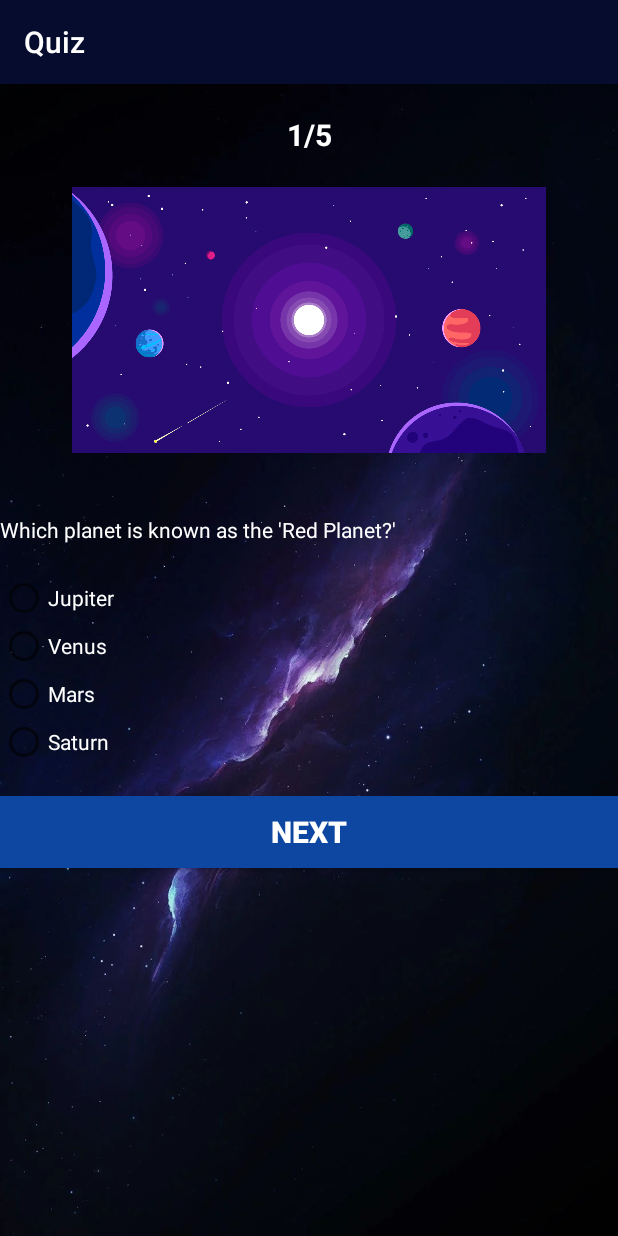
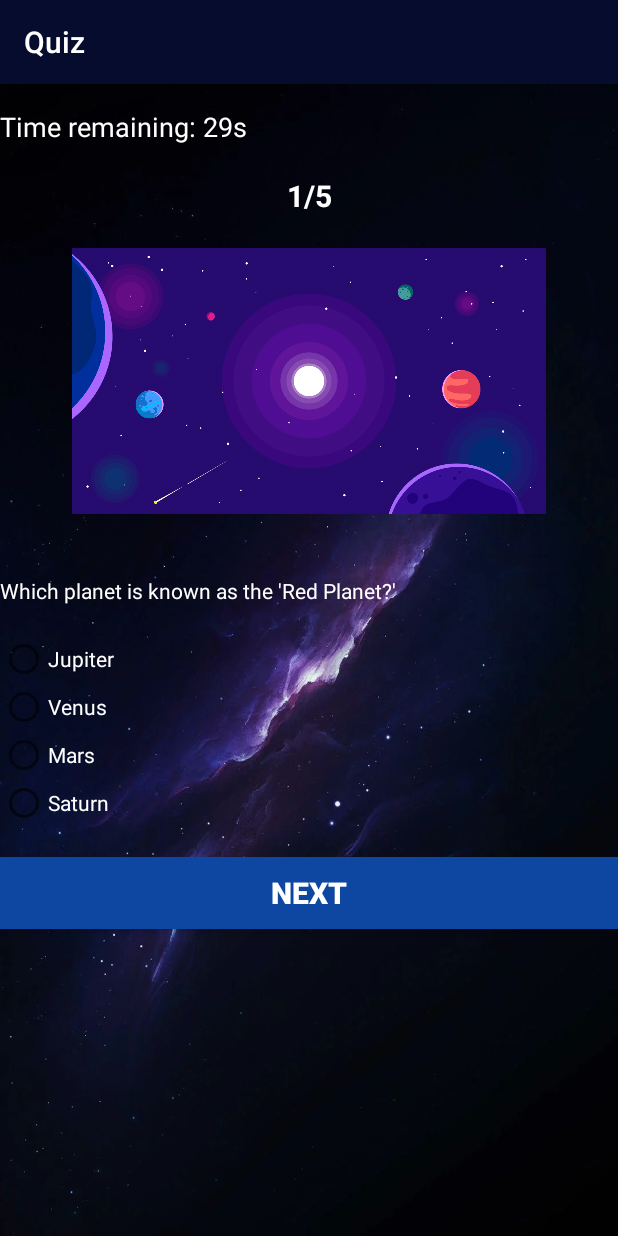
Before and after one commit to dalal1601/Quiz, an Android app: the Quiz2 screen opened directly, with no data from a screen before it, on a phone screen of 412 x 824 dp. Run offline under Robolectric (Android 15) with nearby library versions, the phone set to English and light mode, and no system bars.

Commit message:
Timer commit

```diff
--- a/app/src/main/java/com/example/quiz/Quiz2.java
+++ b/app/src/main/java/com/example/quiz/Quiz2.java
@@ -2,10 +2,12 @@ package com.example.quiz;
 
 import android.content.Intent;
 import android.os.Bundle;
+import android.os.Handler;
 import android.view.View;
 import android.widget.Button;
 import android.widget.RadioButton;
 import android.widget.RadioGroup;
+import android.widget.TextView;
 import android.widget.Toast;
 
 import androidx.activity.EdgeToEdge;
@@ -21,6 +23,13 @@ public class Quiz2 extends AppCompatActivity {
     RadioButton rb;
     String CrtAns="Mars";
     int Score;
+    // Timer variables
+    private static final int TIMER_DELAY = 1000; // Timer delay in milliseconds (1 second)
+    private static final int TOTAL_TIME = 30000; // Total time in milliseconds (30 seconds)
+    private Handler handler;
+    private Runnable timerRunnable;
+    private TextView timerTextView;
+    private int remainingTime = TOTAL_TIME;
 
 
     @Override
@@ -33,6 +42,14 @@ public class Quiz2 extends AppCompatActivity {
         Intent i1=getIntent();
         Score= i1.getIntExtra("Score",0);
         ////////////
+        /////timer
+        timerTextView = findViewById(R.id.timer_text_view); // Assuming you have a TextView to display the timer
+
+        // Initialize handler
+        handler = new Handler();
+
+        // Start the timer
+        startTimer();
         Next.setOnClickListener(new View.OnClickListener() {
             @Override
             public void onClick(View v) {
@@ -43,6 +60,9 @@ public class Quiz2 extends AppCompatActivity {
                     rb=findViewById(rg.getCheckedRadioButtonId());
                     //(rb.getId==R.id.choice1)
                     if(rb.getText().toString().equals(CrtAns)) Score+=1;
+                    // Stop the timer when moving to the next question
+                    stopTimer();
+
                     Intent i1=new Intent(getApplicationContext(),Quiz3.class);
                     i1.putExtra("score",Score);
                     startActivity(i1);
@@ -55,6 +75,51 @@ public class Quiz2 extends AppCompatActivity {
 
 
     }
+    private void startTimer() {
+        timerRunnable = new Runnable() {
+            @Override
+            public void run() {
+                if (remainingTime > 0) {
+                    remainingTime -= 1000; // Decrement remaining time by 1 second
+                    updateTimerText();
+                    handler.postDelayed(this, TIMER_DELAY); // Schedule the next iteration
+                } else {
+                    // Time's up
+                    stopTimer();
+                    // Handle what to do when time's up
+                    moveToNextQuiz();
+                }
+            }
+        };
+        // Start the timer runnable after TIMER_DELAY milliseconds
+        handler.postDelayed(timerRunnable, TIMER_DELAY);
+    }
+    private void moveToNextQuiz() {
+        Toast.makeText(getApplicationContext(), "Time's up!", Toast.LENGTH_SHORT).show();
+
+        // Add your logic to move to the next quiz here
+        Intent i1 = new Intent(getApplicationContext(), Quiz3.class);
+        i1.putExtra("score", Score);
+        startActivity(i1);
+        finish();
+    }
+
+    private void stopTimer() {
+        handler.removeCallbacks(timerRunnable); // Remove the callback to stop the timer
+    }
+
+    private void updateTimerText() {
+        // Convert remaining time to seconds and display
+        int seconds = remainingTime / 1000;
+        timerTextView.setText("Time remaining: " + seconds + "s");
+    }
+
+    @Override
+    protected void onDestroy() {
+        super.onDestroy();
+        // Make sure to stop the timer when the activity is destroyed
+        stopTimer();
+    }
 
 
 }
--- a/app/src/main/res/layout/activity_quiz2.xml
+++ b/app/src/main/res/layout/activity_quiz2.xml
@@ -10,6 +10,16 @@
         android:layout_height="match_parent"
         android:orientation="vertical"
         android:background="@drawable/tset2">
+        <TextView
+            android:id="@+id/timer_text_view"
+            android:layout_width="wrap_content"
+            android:layout_height="wrap_content"
+            android:text="Time remaining: "
+            android:layout_below="@id/next_button"
+            android:layout_centerHorizontal="true"
+            android:layout_marginTop="16dp"
+            android:textSize="18sp"
+            android:textColor="@android:color/white"/>
 
         <!-- quiz question -->
 
```
Also changed, not shown: app/src/main/java/com/example/quiz/Quiz1.java (+63 -0 lines), app/src/main/java/com/example/quiz/Quiz3.java (+64 -0 lines), app/src/main/java/com/example/quiz/Quiz4.java (+62 -0 lines), app/src/main/java/com/example/quiz/Quiz5.java (+62 -0 lines), app/src/main/res/layout/activity_quiz1.xml (+13 -0 lines), app/src/main/res/layout/activity_quiz3.xml (+10 -0 lines), app/src/main/res/layout/activity_quiz4.xml (+10 -0 lines), app/src/main/res/layout/activity_quiz5.xml (+10 -0 lines), app/src/main/res/layout/activity_score.xml (+20 -17 lines).
